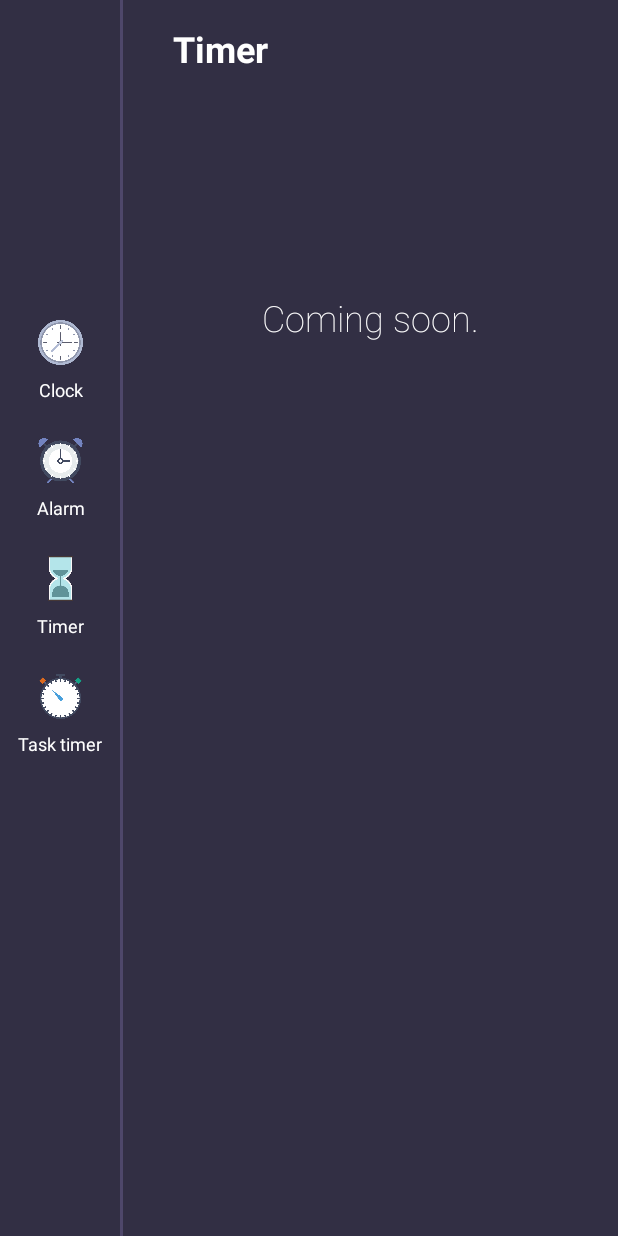
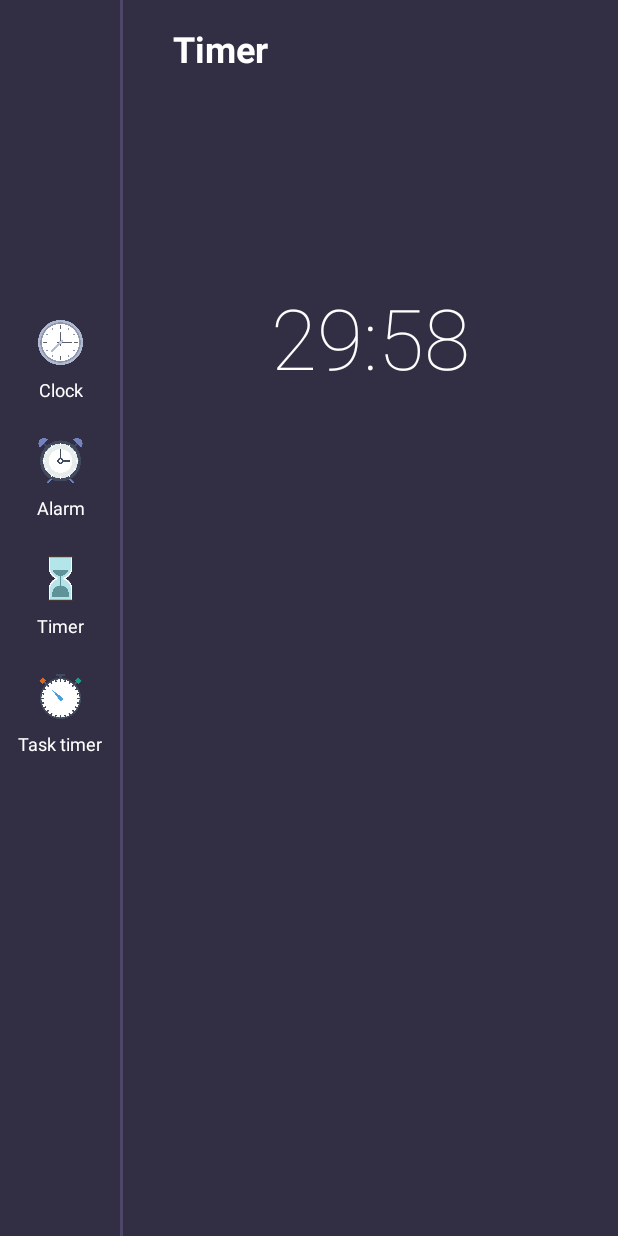
Before and after one commit to Migue-GR/Justaclock, an Android app: the fragment TimerFragment placed in its activity, on a phone screen of 412 x 824 dp. Run offline under Robolectric (Android 15) with nearby library versions, the phone set to English and light mode, and no system bars; 1 statement that could not run was skipped.

Commit message:
Add countdown timer of 30 minutes

```diff
--- a/app/src/main/java/com/justaclock/fragments/TimerFragment.kt
+++ b/app/src/main/java/com/justaclock/fragments/TimerFragment.kt
@@ -1,19 +1,25 @@
 package com.justaclock.fragments
 
+import android.annotation.SuppressLint
 import android.os.Bundle
 import android.view.LayoutInflater
 import android.view.View
 import android.view.ViewGroup
 import androidx.fragment.app.Fragment
 import androidx.lifecycle.ViewModelProviders
-import com.justaclock.R
 import com.justaclock.viewmodels.MainViewModel
+import android.os.CountDownTimer
+import com.justaclock.viewmodels.TimerViewModel
+import kotlinx.android.synthetic.main.fragment_timer.*
+import java.lang.String.format
+
 
 class TimerFragment : Fragment() {
     /*
      * ViewModels
      */
     private var mainViewModel: MainViewModel? = null
+    private lateinit var timerViewModel: TimerViewModel
 
     companion object {
         val TAG: String = TimerFragment::class.java.simpleName
@@ -21,12 +27,13 @@ class TimerFragment : Fragment() {
     }
 
     override fun onCreateView(inflater: LayoutInflater, container: ViewGroup?, savedInstanceState: Bundle?): View? {
-        val view = inflater.inflate(R.layout.fragment_timer, container, false)
+        val view = inflater.inflate(com.justaclock.R.layout.fragment_timer, container, false)
 
         /*
          * Instance ViewModels
          */
         mainViewModel = ViewModelProviders.of(activity!!).get(MainViewModel::class.java)
+        timerViewModel = ViewModelProviders.of(activity!!).get(TimerViewModel::class.java)
 
         /*
          * Set current fragment
@@ -36,6 +43,31 @@ class TimerFragment : Fragment() {
         return view
     }
 
+    override fun onViewCreated(view: View, savedInstanceState: Bundle?) {
+        super.onViewCreated(view, savedInstanceState)
+        startCountDown()
+    }
+
+    private fun startCountDown() {
+        object : CountDownTimer(timerViewModel.millisUntilFinished, 1000) {
+
+            @SuppressLint("DefaultLocale")
+            override fun onTick(millisUntilFinished: Long) {
+                timerViewModel.millisUntilFinished = millisUntilFinished
+                val minutes: Int = ((millisUntilFinished / 1000) / 60).toInt()
+                val seconds: Int = ((millisUntilFinished / 1000) % 60).toInt()
+
+                if (txtv_count_down_timer != null) {
+                    txtv_count_down_timer.text = format("%02d:%02d", minutes, seconds)
+                }
+            }
+
+            override fun onFinish() {
+                txtv_count_down_timer.text = "FINISHED!"
+            }
+        }.start()
+    }
+
     override fun onDestroyView() {
         super.onDestroyView()
         mainViewModel?.lastFragment = TAG
--- /dev/null
+++ b/app/src/main/java/com/justaclock/viewmodels/TimerViewModel.kt
@@ -0,0 +1,17 @@
+package com.justaclock.viewmodels
+
+import android.app.Application
+import android.text.Editable
+import androidx.lifecycle.AndroidViewModel
+import androidx.lifecycle.MutableLiveData
+import com.justaclock.adapters.Task
+import java.util.ArrayList
+
+class TimerViewModel(application: Application) : AndroidViewModel(application) {
+    private var _millisUntilFinished: Long = 30 * 60000
+    var millisUntilFinished: Long
+        get() = _millisUntilFinished
+        set(value) {
+            _millisUntilFinished = value
+        }
+}
--- a/app/src/main/res/layout/fragment_timer.xml
+++ b/app/src/main/res/layout/fragment_timer.xml
@@ -3,19 +3,20 @@
     xmlns:app="http://schemas.android.com/apk/res-auto"
     android:layout_width="match_parent"
     android:layout_height="match_parent"
+    xmlns:tools="http://schemas.android.com/tools"
     android:background="@color/colorPrimary">
 
     <TextView
-        android:id="@+id/txtv_coming_soon"
+        android:id="@+id/txtv_count_down_timer"
         android:layout_width="wrap_content"
         android:layout_height="wrap_content"
         android:layout_marginStart="8dp"
         android:layout_marginEnd="8dp"
         android:layout_marginBottom="8dp"
         android:fontFamily="sans-serif-thin"
-        android:text="Coming soon."
+        tools:text="30:00"
         android:textColor="@color/colorWhite"
-        android:textSize="24sp"
+        android:textSize="56sp"
         android:visibility="visible"
         app:layout_constraintBottom_toBottomOf="parent"
         app:layout_constraintEnd_toEndOf="parent"
```
